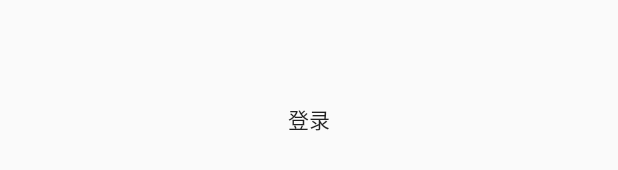
After one commit to 1097919195/RegularOne, an Android app: the layout act_account.xml on its own in the app's theme, with its tools: preview values and no code run, on a phone screen of 412 x 824 dp. The commit adds this screen. Shown: the part 499-669 px from the top of the screen. Run offline under Robolectric (Android 15) with nearby library versions, the phone set to English and light mode, and no system bars.

Commit message:
冷启动界面与them

```diff
--- a/app/build.gradle
+++ b/app/build.gradle
@@ -82,5 +82,6 @@ dependencies {
     compile 'com.github.baserecycleradapter:library:1.1.0'
     compile 'com.lcodecorex:tkrefreshlayout:1.0.7'
     compile 'cn.yipianfengye.android:zxing-library:2.2'
+    implementation 'com.liulishuo.filedownloader:library:1.7.4'
 
 }
--- a/app/src/main/java/zjl/example/com/regularone/app/AppApplication.java
+++ b/app/src/main/java/zjl/example/com/regularone/app/AppApplication.java
@@ -2,6 +2,7 @@ package zjl.example.com.regularone.app;
 
 import com.jaydenxiao.common.baseapp.BaseApplication;
 import com.jaydenxiao.common.commonutils.LogUtils;
+import com.liulishuo.filedownloader.FileDownloader;
 import com.polidea.rxandroidble2.RxBleClient;
 import com.uuzuche.lib_zxing.activity.ZXingLibrary;
 
@@ -20,6 +21,7 @@ public class AppApplication extends BaseApplication{
         setRxJavaErrorHandler();
 
         ZXingLibrary.initDisplayOpinion(this);
+        FileDownloader.setup(this);//注意作者已经不建议使用init方法
     }
 
     /**
--- /dev/null
+++ b/app/src/main/res/layout/act_account.xml
@@ -0,0 +1,15 @@
+<?xml version="1.0" encoding="utf-8"?>
+<ScrollView xmlns:android="http://schemas.android.com/apk/res/android"
+    android:id="@+id/sign_in_frag"
+    android:layout_width="match_parent"
+    android:layout_height="match_parent"
+    android:fillViewport="true"
+    android:fitsSystemWindows="true">
+
+    <Button
+        android:layout_width="match_parent"
+        android:layout_height="100dp"
+        android:text="登录"
+        android:onClick="Login"
+        android:background="#00000000"/>
+</ScrollView>
--- a/app/src/main/res/values/styles.xml
+++ b/app/src/main/res/values/styles.xml
@@ -35,4 +35,15 @@
         <!--<item name="android:colorBackgroundCacheHint">@null</item>&lt;!&ndash; 背景缓存颜色 &ndash;&gt;-->
     <!--</style>-->
 
+    <style name="AppWelcome" parent="android:Theme.Translucent.NoTitleBar.Fullscreen"/>
+    <style name="AppWelcome.wallpaper" parent="AppTheme">
+        <item name="android:windowFullscreen">true</item>
+        <item name="android:windowBackground">@drawable/bg_about</item>
+    </style>
+
+    <style name="AppTheme.Trans">
+        <item name="android:windowBackground">@android:color/transparent</item>
+        <item name="android:windowIsTranslucent">true</item>
+    </style>
+
 </resources>
--- a/library/common/src/main/res/values/styles.xml
+++ b/library/common/src/main/res/values/styles.xml
@@ -9,7 +9,7 @@
     <!--<attr name="dayNightBackgroundDrawable" format="color|reference" />-->
 
     <!-- Base application theme. -->
-    <style name="AppTheme.Common" parent="Theme.AppCompat.Light.NoActionBar">
+    <style name="AppTheme" parent="Theme.AppCompat.Light.NoActionBar">
         <!-- Customize your theme here. -->
         <item name="colorPrimary">@color/colorPrimary</item>
         <item name="colorPrimaryDark">@color/colorPrimaryDark</item>
```
Also changed, not shown: app/src/main/AndroidManifest.xml (+6 -1 lines), app/src/main/java/zjl/example/com/regularone/ui/activity/AccountActivity.java (added, +34 -0 lines), app/src/main/res/mipmap-hdpi/company_logo2.png (added).
